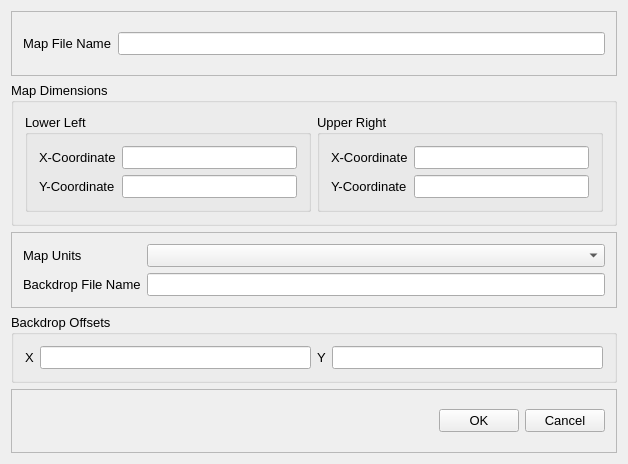
This is src/ui/EPANET/frmMapBackdropOptionsDesigner.ui in USEPA/SWMM-EPANET_User_Interface as Qt 5 draws it before an edit. The edited form follows.
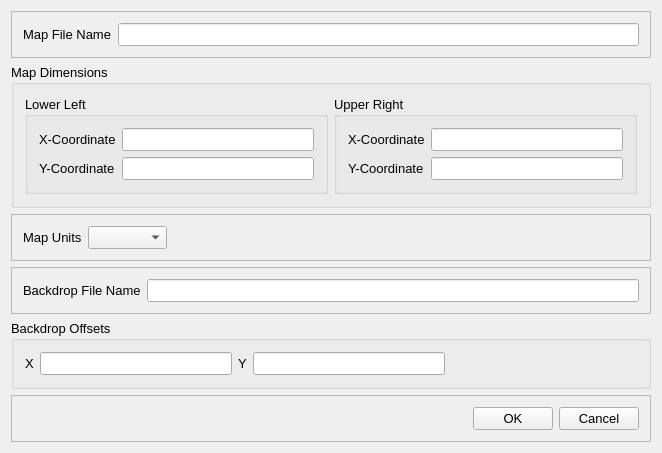
This is the edited form.

Commit message: renamed so ui files have 'designer' in the name

Patch:
```diff
--- a/src/ui/EPANET/frmMapBackdropOptionsDesigner.ui
+++ b/src/ui/EPANET/frmMapBackdropOptionsDesigner.ui
@@ -6,8 +6,8 @@
    <rect>
     <x>0</x>
     <y>0</y>
-    <width>628</width>
-    <height>464</height>
+    <width>662</width>
+    <height>419</height>
    </rect>
   </property>
   <property name="font">
@@ -122,18 +122,43 @@
       <property name="frameShadow">
        <enum>QFrame::Raised</enum>
       </property>
-      <layout class="QFormLayout" name="formLayout_3">
-       <item row="0" column="0">
+      <layout class="QHBoxLayout" name="horizontalLayout_5">
+       <item>
         <widget class="QLabel" name="lblMapUnits">
          <property name="text">
           <string>Map Units</string>
          </property>
         </widget>
        </item>
-       <item row="0" column="1">
+       <item>
         <widget class="QComboBox" name="cboMapUnits"/>
        </item>
-       <item row="1" column="0">
+       <item>
+        <spacer name="hspMapUnits">
+         <property name="orientation">
+          <enum>Qt::Horizontal</enum>
+         </property>
+         <property name="sizeHint" stdset="0">
+          <size>
+           <width>484</width>
+           <height>20</height>
+          </size>
+         </property>
+        </spacer>
+       </item>
+      </layout>
+     </widget>
+    </item>
+    <item>
+     <widget class="QFrame" name="fraBackdrop">
+      <property name="frameShape">
+       <enum>QFrame::StyledPanel</enum>
+      </property>
+      <property name="frameShadow">
+       <enum>QFrame::Raised</enum>
+      </property>
+      <layout class="QHBoxLayout" name="horizontalLayout_6">
+       <item>
         <widget class="QLabel" name="lblBackdrop">
          <property name="font">
           <font>
@@ -145,7 +170,7 @@
          </property>
         </widget>
        </item>
-       <item row="1" column="1">
+       <item>
         <widget class="QLineEdit" name="txtBackdropFile"/>
        </item>
       </layout>
@@ -156,41 +181,54 @@
       <property name="title">
        <string>Backdrop Offsets</string>
       </property>
-      <layout class="QHBoxLayout" name="horizontalLayout_3">
-       <item>
+      <layout class="QGridLayout" name="gridLayout">
+       <item row="1" column="3">
+        <widget class="QLineEdit" name="txtBackdropY"/>
+       </item>
+       <item row="1" column="0">
         <widget class="QLabel" name="lblX">
          <property name="text">
           <string>X</string>
          </property>
         </widget>
        </item>
-       <item>
+       <item row="1" column="1">
         <widget class="QLineEdit" name="txtBackdropX"/>
        </item>
-       <item>
+       <item row="1" column="2">
         <widget class="QLabel" name="lblY">
          <property name="text">
           <string>Y</string>
          </property>
         </widget>
        </item>
-       <item>
-        <widget class="QLineEdit" name="txtBackdropY"/>
-       </item>
-      </layout>
-     </widget>
-    </item>
-    <item>
-     <widget class="QFrame" name="frame">
-      <property name="frameShape">
-       <enum>QFrame::StyledPanel</enum>
-      </property>
-      <property name="frameShadow">
-       <enum>QFrame::Raised</enum>
-      </property>
-      <layout class="QHBoxLayout" name="horizontalLayout">
-       <item>
+       <item row="1" column="4">
         <spacer name="horizontalSpacer">
+         <property name="orientation">
+          <enum>Qt::Horizontal</enum>
+         </property>
+         <property name="sizeHint" stdset="0">
+          <size>
+           <width>40</width>
+           <height>20</height>
+          </size>
+         </property>
+        </spacer>
+       </item>
+      </layout>
+     </widget>
+    </item>
+    <item>
+     <widget class="QFrame" name="fraOKCancel">
+      <property name="frameShape">
+       <enum>QFrame::StyledPanel</enum>
+      </property>
+      <property name="frameShadow">
+       <enum>QFrame::Raised</enum>
+      </property>
+      <layout class="QHBoxLayout" name="horizontalLayout">
+       <item>
+        <spacer name="hspOKCancel">
          <property name="orientation">
           <enum>Qt::Horizontal</enum>
          </property>
```
Left out of the diff: 4 changed lines with no effect on the pictures. The commit also changes 3 other files.
